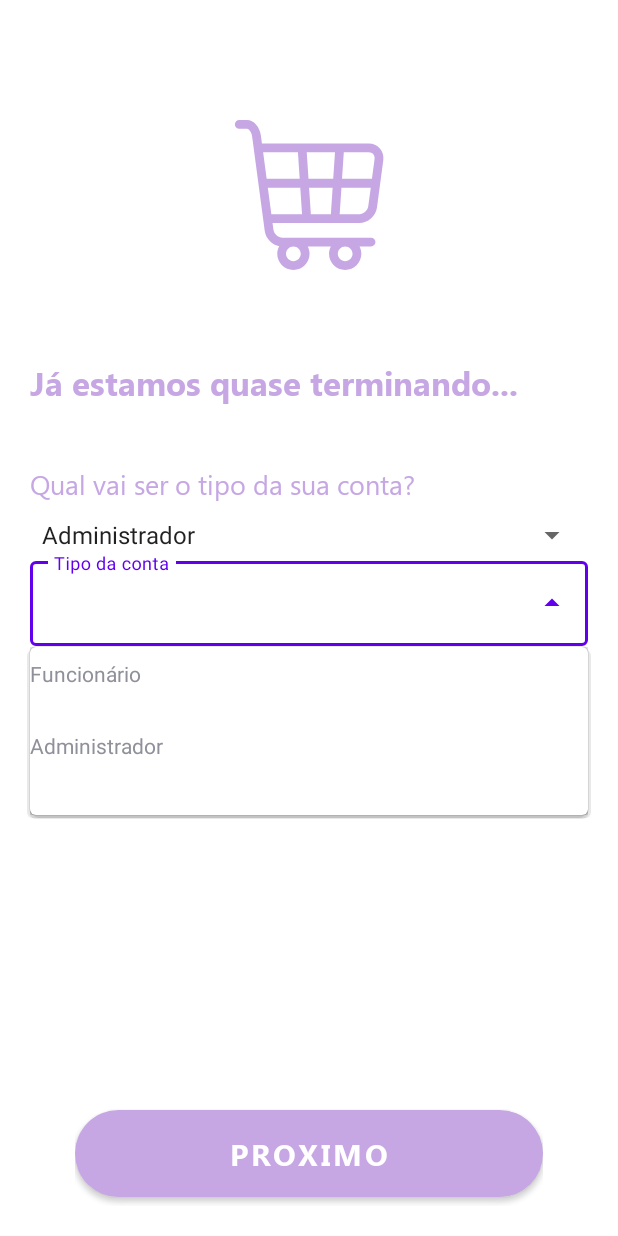
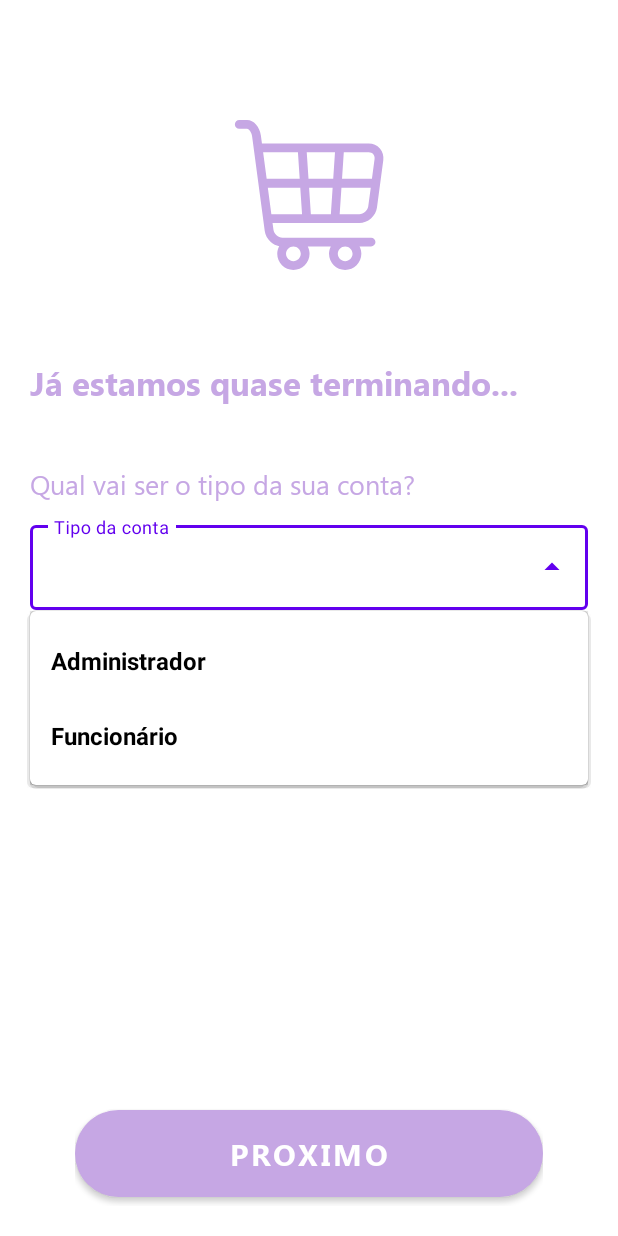
Before and after one commit to Munizzs/DeBairro_TCC, an Android app: the CadastroTipoContaActivity screen opened directly, with no data from a screen before it, after a tap on an icon or button, on a phone screen of 412 x 824 dp. Run offline under Robolectric (Android 15) with nearby library versions, the phone set to English and light mode, and no system bars.

Commit message:
Tentativa de uso do dropdown menu

```diff
--- a/app/src/main/java/com/example/debairro_tcc/CadastroTipoContaActivity.java
+++ b/app/src/main/java/com/example/debairro_tcc/CadastroTipoContaActivity.java
@@ -13,9 +13,17 @@ import java.util.ArrayList;
 
 public class CadastroTipoContaActivity extends AppCompatActivity {
     ViewHolder mViewHolder = new ViewHolder();
-    ArrayList<String> arrayListTipo;
     ArrayAdapter<String> arrayAdapter;
+    String[] tipo;
 
+
+    @Override
+    protected void onResume() {
+        super.onResume();
+        tipo = getResources().getStringArray(R.array.Tipo);
+        arrayAdapter = new ArrayAdapter<>(getApplicationContext(), R.layout.dropdown_item, tipo);
+        mViewHolder.actTipo.setAdapter(arrayAdapter);
+    }
 
     @Override
     protected void onCreate(Bundle savedInstanceState) {
@@ -23,27 +31,19 @@ public class CadastroTipoContaActivity extends AppCompatActivity {
         setTheme(R.style.Theme_DeBairro_TCC);
         setContentView(R.layout.cadastro_tipo_conta_layout);
         getSupportActionBar().hide();
-        mViewHolder.spnTipo = (Spinner) findViewById(R.id.spn_tipo);
 
-        ArrayAdapter adapter = ArrayAdapter.createFromResource(this, R.array.Tipo, android.R.layout.simple_spinner_item);
-        mViewHolder.spnTipo.setAdapter(adapter);
+
+
         mViewHolder.tilTipo = (TextInputLayout) findViewById(R.id.til_tipo);
         mViewHolder.actTipo = (AutoCompleteTextView) findViewById(R.id.act_tipo);
 
-        arrayListTipo = new ArrayList<>();
-        arrayListTipo.add("Funcionário");
-        arrayListTipo.add("Administrador");
 
-        arrayAdapter = new ArrayAdapter<>(getApplicationContext(), R.layout.support_simple_spinner_dropdown_item, arrayListTipo);
 
-        mViewHolder.actTipo.setAdapter(arrayAdapter);
-        mViewHolder.actTipo.setThreshold(1);
 
 
     }
 
     public static class ViewHolder{
-        Spinner spnTipo;
         TextInputLayout tilTipo;
         AutoCompleteTextView actTipo;
 
--- a/app/src/main/res/layout/cadastro_tipo_conta_layout.xml
+++ b/app/src/main/res/layout/cadastro_tipo_conta_layout.xml
@@ -40,10 +40,7 @@
             android:textColor="@color/Cor_principal"
             android:textSize="18sp" />
 
-        <Spinner
-            android:id="@+id/spn_tipo"
-            android:layout_width="match_parent"
-            android:layout_height="wrap_content" />
+
 
         <com.google.android.material.textfield.TextInputLayout
             android:id="@+id/til_tipo"
@@ -56,6 +53,7 @@
                 android:layout_height="wrap_content"
                 android:id="@+id/act_tipo"
                 android:hint="Tipo da conta"
+                android:inputType="none"
                 />
 
         </com.google.android.material.textfield.TextInputLayout>
--- /dev/null
+++ b/app/src/main/res/layout/dropdown_item.xml
@@ -0,0 +1,10 @@
+<?xml version="1.0" encoding="utf-8"?>
+<TextView xmlns:android="http://schemas.android.com/apk/res/android"
+    android:layout_width="match_parent"
+    android:layout_height="wrap_content"
+    android:text="TextView"
+    android:padding="14sp"
+    android:textColor="@color/black"
+    android:textStyle="bold"
+    android:textSize="16sp"
+    />
```
Also changed, not shown: app/src/main/res/drawable/background_spinner.xml (added, +12 -0 lines), app/src/main/res/drawable/ic_baseline_keyboard_arrow_down_24.xml (added, +10 -0 lines).
